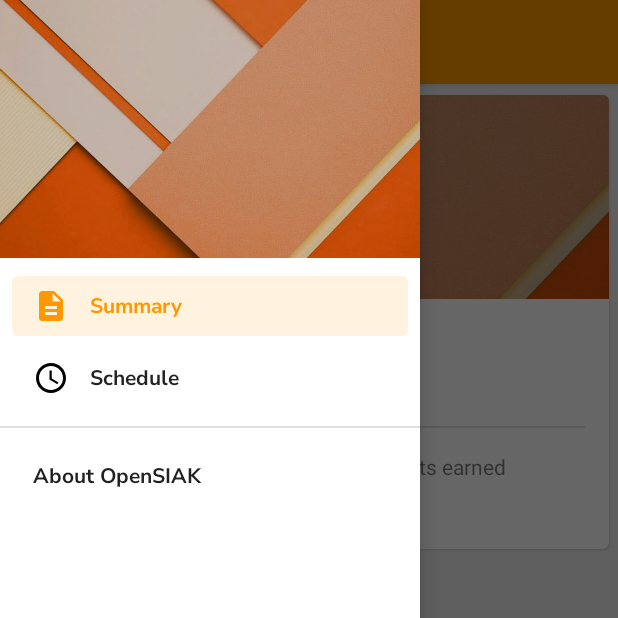
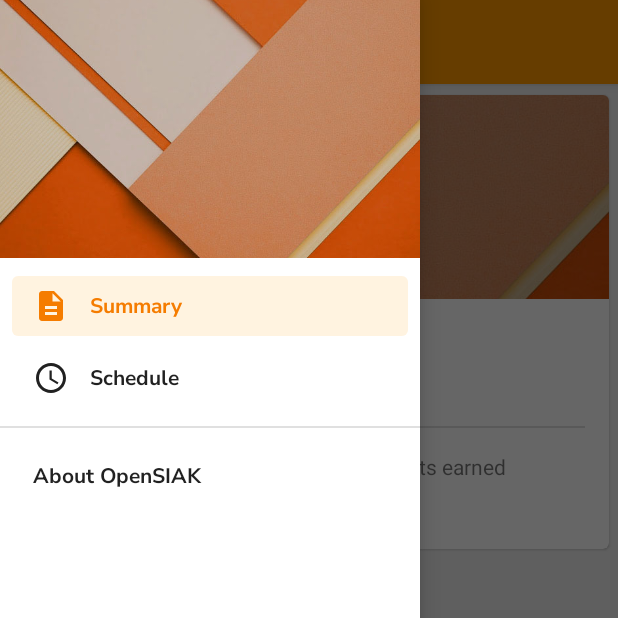
Before and after one commit to awasisto/opensiak, an Android app: the SiakActivity screen opened directly, with no data from a screen before it, with the side drawer open, on a phone screen of 412 x 824 dp, the top half of it. Run offline under Robolectric (Android 15) with nearby library versions, the phone set to English and light mode, and no system bars; our stand-ins replace CircleImageView, Dagger/Hilt's generated code, Timber, data binding; Roboto replaces fonts that are not available here; 18 statements that could not run were skipped.

Commit message:
Change navigation drawer selected item color

```diff
--- a/app/src/main/res/drawable/navigation_drawer_item_selector.xml
+++ b/app/src/main/res/drawable/navigation_drawer_item_selector.xml
@@ -19,6 +19,6 @@
   -->
 
 <selector xmlns:android="http://schemas.android.com/apk/res/android">
-    <item android:color="@color/orange_500" android:state_checked="true"/>
+    <item android:color="@color/orange_700" android:state_checked="true"/>
     <item android:color="?android:textColorPrimary"/>
 </selector>
--- a/app/src/main/res/layout/activity_siak.xml
+++ b/app/src/main/res/layout/activity_siak.xml
@@ -59,5 +59,6 @@
         app:headerLayout="@layout/navigation_drawer_header"
         app:menu="@menu/navigation_drawer_items"
         app:itemTextAppearance="@style/NavigationDrawerItemTextAppearance"
-        app:itemTextColor="@drawable/navigation_drawer_item_selector"/>
+        app:itemTextColor="@drawable/navigation_drawer_item_selector"
+        app:itemIconTint="@drawable/navigation_drawer_item_selector"/>
 </androidx.drawerlayout.widget.DrawerLayout>
--- a/app/src/main/res/values/colors.xml
+++ b/app/src/main/res/values/colors.xml
@@ -20,6 +20,7 @@
 
 <resources>
     <color name="orange_500">#ff9800</color>
+    <color name="orange_700">#f57c00</color>
     <color name="blue_a200">#448aff</color>
     <color name="light_gray">#eeeeee</color>
     <color name="dark_orange">#cc7a00</color>
```
